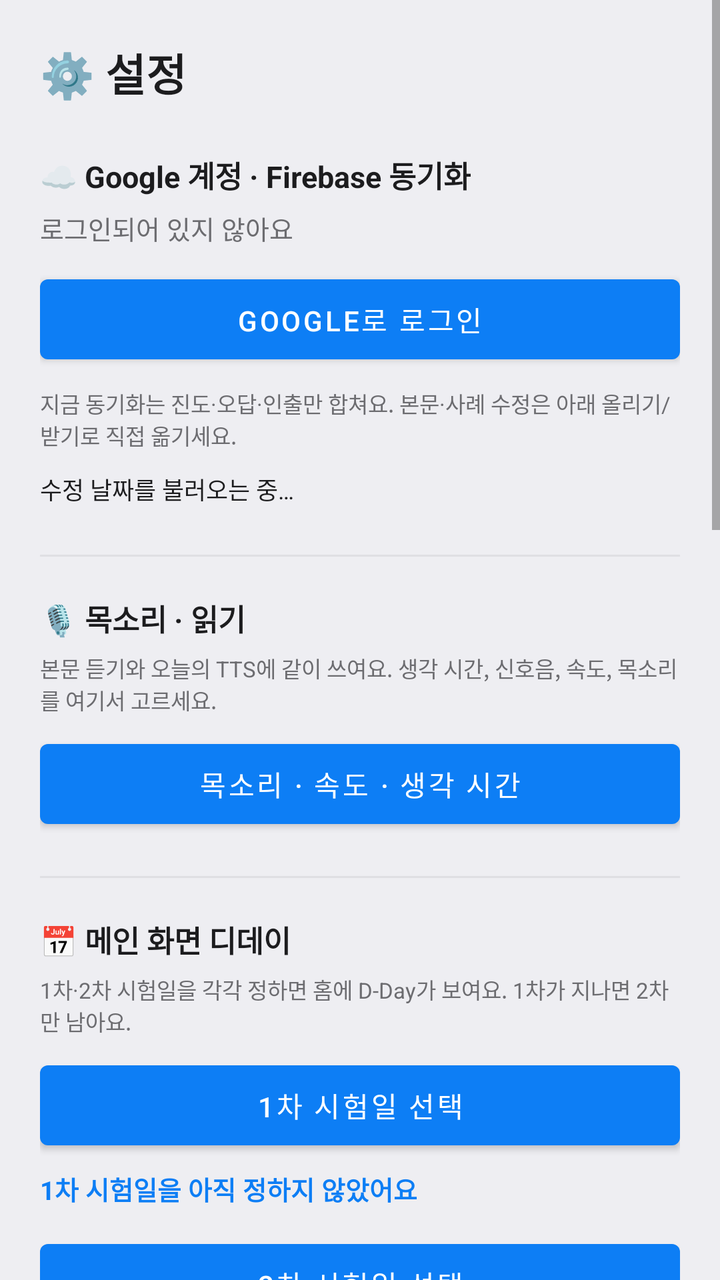
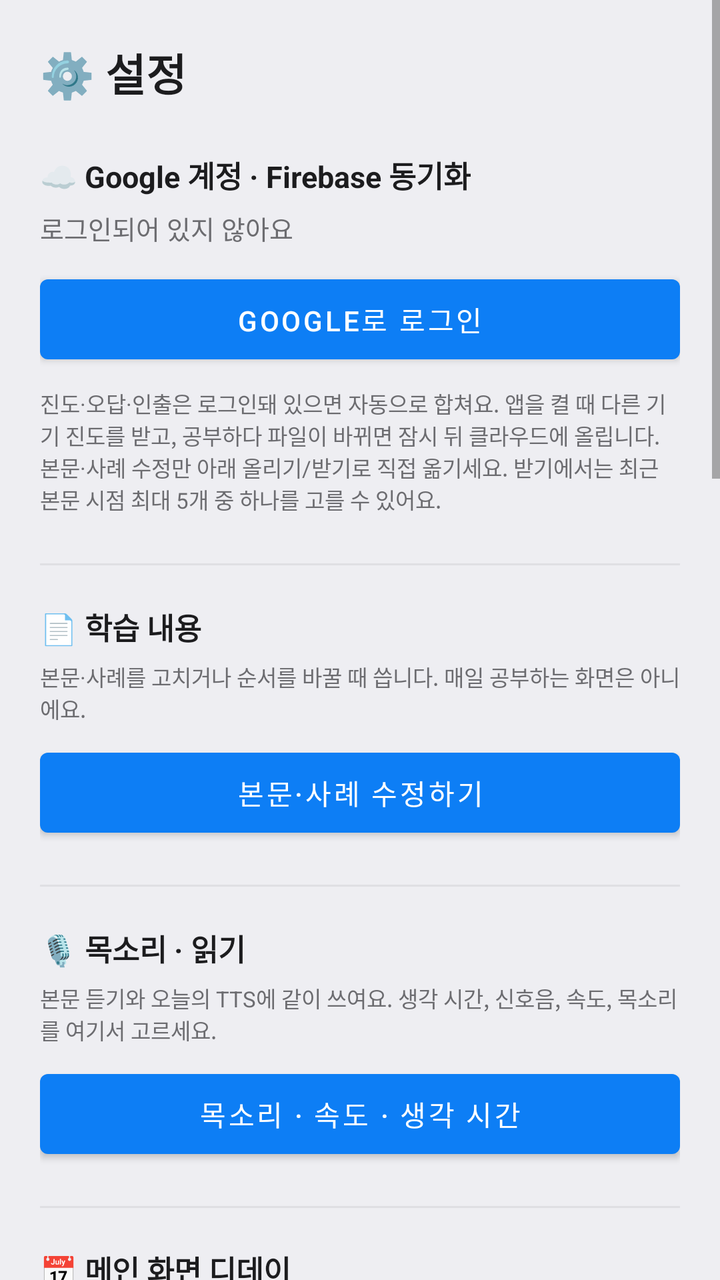

Screens rendered from an Android XML layout before and after an edit, with the pre-edit source and the edit as a unified diff.
<!-- AndroidManifest.xml: application theme Theme.AdminMemo -->
<!-- res/layout/activity_settings.xml -->
<?xml version="1.0" encoding="utf-8"?>
<ScrollView xmlns:android="http://schemas.android.com/apk/res/android"
    xmlns:app="http://schemas.android.com/apk/res-auto"
    android:layout_width="match_parent"
    android:layout_height="match_parent"
    android:background="@color/bg_screen">

<LinearLayout
    android:layout_width="match_parent"
    android:layout_height="wrap_content"
    android:orientation="vertical"
    android:padding="20dp">

    <TextView
        android:layout_width="wrap_content"
        android:layout_height="wrap_content"
        android:text="⚙️ 설정"
        android:textColor="@color/text_main"
        android:textSize="22sp"
        android:textStyle="bold"
        android:layout_marginBottom="24dp"/>

    <TextView
        android:layout_width="wrap_content"
        android:layout_height="wrap_content"
        android:text="☁️ Google 계정 · Firebase 동기화"
        android:textColor="@color/text_main"
        android:textStyle="bold"
        android:textSize="15sp"
        android:layout_marginBottom="6dp"/>

    <TextView
        android:id="@+id/tvAccountStatus"
        android:layout_width="match_parent"
        android:layout_height="wrap_content"
        android:text="로그인되어 있지 않아요"
        android:textColor="@color/text_sub"
        android:textSize="13sp"
        android:layout_marginBottom="10dp"/>

    <Button
        android:id="@+id/btnGoogleLogin"
        android:layout_width="match_parent"
        android:layout_height="wrap_content"
        android:minHeight="@dimen/btn_min_height"
        android:text="Google로 로그인"/>

    <Button
        android:id="@+id/btnGoogleLogout"
        android:layout_width="match_parent"
        android:layout_height="wrap_content"
        android:minHeight="@dimen/btn_min_height"
        android:layout_marginTop="6dp"
        android:visibility="gone"
        android:text="로그아웃"/>

    <Button
        android:id="@+id/btnCloudSync"
        android:layout_width="match_parent"
        android:layout_height="wrap_content"
        android:minHeight="@dimen/btn_min_height"
        android:layout_marginTop="6dp"
        android:visibility="gone"
        android:text="진도 동기화"/>

    <Button
        android:id="@+id/btnContentPush"
        android:layout_width="match_parent"
        android:layout_height="wrap_content"
        android:minHeight="@dimen/btn_min_height"
        android:layout_marginTop="6dp"
        android:visibility="gone"
        android:text="본문 클라우드에 올리기"/>

    <Button
        android:id="@+id/btnContentPull"
        android:layout_width="match_parent"
        android:layout_height="wrap_content"
        android:minHeight="@dimen/btn_min_height"
        android:layout_marginTop="6dp"
        android:visibility="gone"
        android:text="본문 클라우드에서 받기"/>

    <ProgressBar
        android:id="@+id/progressAccount"
        android:layout_width="wrap_content"
        android:layout_height="wrap_content"
        android:layout_gravity="center_horizontal"
        android:layout_marginTop="8dp"
        android:visibility="gone"/>

    <TextView
        android:id="@+id/tvSyncHint"
        android:layout_width="match_parent"
        android:layout_height="wrap_content"
        android:layout_marginTop="8dp"
        android:text="지금 동기화는 진도·오답·인출만 합쳐요. 본문·사례 수정은 아래 올리기/받기로 직접 옮기세요."
        android:textColor="@color/text_sub"
        android:textSize="11sp"/>

    <TextView
        android:id="@+id/tvSyncDates"
        android:layout_width="match_parent"
        android:layout_height="wrap_content"
        android:layout_marginTop="10dp"
        android:layout_marginBottom="20dp"
        android:lineSpacingExtra="3dp"
        android:text="수정 날짜를 불러오는 중…"
        android:textColor="@color/text_main"
        android:textSize="12sp"/>

    <View android:layout_width="match_parent" android:layout_height="1dp" android:background="#22808080" android:layout_marginTop="4dp" android:layout_marginBottom="20dp"/>

    <TextView
        android:layout_width="wrap_content"
        android:layout_height="wrap_content"
        android:text="🎙️ 목소리 · 읽기"
        android:textColor="@color/text_main"
        android:textStyle="bold"
        android:textSize="15sp"
        android:layout_marginBottom="6dp"/>

    <TextView
        android:layout_width="match_parent"
        android:layout_height="wrap_content"
        android:text="본문 듣기와 오늘의 TTS에 같이 쓰여요. 생각 시간, 신호음, 속도, 목소리를 여기서 고르세요."
        android:textColor="@color/text_sub"
        android:textSize="11sp"
        android:layout_marginBottom="8dp"/>

    <Button
        android:id="@+id/btnTtsSettings"
        android:layout_width="match_parent"
        android:layout_height="wrap_content"
        android:minHeight="@dimen/btn_min_height"
        android:layout_marginBottom="20dp"
        android:text="목소리 · 속도 · 생각 시간"/>

    <View android:layout_width="match_parent" android:layout_height="1dp" android:background="#22808080" android:layout_marginBottom="20dp"/>

    <TextView
        android:layout_width="wrap_content"
        android:layout_height="wrap_content"
        android:text="📅 메인 화면 디데이"
        android:textColor="@color/text_main"
        android:textStyle="bold"
        android:textSize="15sp"
        android:layout_marginBottom="6dp"/>

    <TextView
        android:layout_width="match_parent"
        android:layout_height="wrap_content"
        android:text="1차·2차 시험일을 각각 정하면 홈에 D-Day가 보여요. 1차가 지나면 2차만 남아요."
        android:textColor="@color/text_sub"
        android:textSize="11sp"
        android:layout_marginBottom="8dp"/>

    <Button
        android:id="@+id/btnPickExamDate1"
        android:layout_width="match_parent"
        android:layout_height="wrap_content"
        android:minHeight="@dimen/btn_min_height"
        android:text="1차 시험일 선택"/>

    <TextView
        android:id="@+id/tvExamDate1Picked"
        android:layout_width="match_parent"
        android:layout_height="wrap_content"
        android:layout_marginTop="6dp"
        android:layout_marginBottom="12dp"
        android:text="1차 시험일을 아직 정하지 않았어요"
        android:textColor="@color/primary"
        android:textSize="13sp"
        android:textStyle="bold"/>

    <Button
        android:id="@+id/btnPickExamDate2"
        android:layout_width="match_parent"
        android:layout_height="wrap_content"
        android:minHeight="@dimen/btn_min_height"
        android:text="2차 시험일 선택"/>

    <TextView
        android:id="@+id/tvExamDate2Picked"
        android:layout_width="match_parent"
        android:layout_height="wrap_content"
        android:layout_marginTop="6dp"
        android:layout_marginBottom="20dp"
        android:text="2차 시험일을 아직 정하지 않았어요"
        android:textColor="@color/primary"
        android:textSize="13sp"
        android:textStyle="bold"/>

    <View android:layout_width="match_parent" android:layout_height="1dp" android:background="#22808080" android:layout_marginBottom="20dp"/>

    <TextView
        android:layout_width="wrap_content"
        android:layout_height="wrap_content"
        android:text="화면 테마"
        android:textColor="@color/text_sub"
        android:textSize="13sp"
        android:layout_marginBottom="8dp"/>

    <RadioGroup
        android:id="@+id/rgTheme"
        android:layout_width="match_parent"
        android:layout_height="wrap_content"
        android:orientation="horizontal"
        android:layout_marginBottom="28dp">

        <RadioButton android:id="@+id/rbThemeSystem" android:layout_width="0dp" android:layout_height="wrap_content"
            android:layout_weight="1" android:text="🌓 시스템"/>
        <RadioButton android:id="@+id/rbThemeLight" android:layout_width="0dp" android:layout_height="wrap_content"
            android:layout_weight="1" android:text="☀️ 라이트"/>
        <RadioButton android:id="@+id/rbThemeDark" android:layout_width="0dp" android:layout_height="wrap_content"
            android:layout_weight="1" android:text="🌙 다크"/>
    </RadioGroup>

    <TextView
        android:layout_width="wrap_content"
        android:layout_height="wrap_content"
        android:text="앱 글자 크기"
        android:textColor="@color/text_sub"
        android:textSize="13sp"
        android:layout_marginBottom="8dp"/>

    <TextView
        android:id="@+id/tvFontPreview"
        android:layout_width="match_parent"
        android:layout_height="wrap_content"
        android:text="가나다 ABC 미리보기 문장입니다"
        android:textColor="@color/text_main"
        android:textSize="16sp"
        android:gravity="center"
        android:padding="16dp"
        android:layout_marginBottom="4dp"/>

    <TextView
        android:id="@+id/tvFontScaleLabel"
        android:layout_width="match_parent"
        android:layout_height="wrap_content"
        android:gravity="center"
        android:textColor="@color/primary"
        android:textSize="13sp"
        android:textStyle="bold"
        android:layout_marginBottom="8dp"
        android:text="보통"/>

    <SeekBar
        android:id="@+id/seekFontScale"
        android:layout_width="match_parent"
        android:layout_height="wrap_content"
        android:max="6"
        android:layout_marginBottom="4dp"/>

    <LinearLayout
        android:layout_width="match_parent"
        android:layout_height="wrap_content"
        android:orientation="horizontal"
        android:layout_marginBottom="28dp">

        <TextView android:layout_width="0dp" android:layout_height="wrap_content" android:layout_weight="1"
            android:text="작게" android:textColor="@color/text_sub" android:textSize="11sp" android:gravity="start"/>
        <TextView android:layout_width="0dp" android:layout_height="wrap_content" android:layout_weight="2"
            android:text="태블릿용 더 큰 단계 포함" android:textColor="@color/text_sub" android:textSize="11sp" android:gravity="center"/>
        <TextView android:layout_width="0dp" android:layout_height="wrap_content" android:layout_weight="1"
            android:text="최대" android:textColor="@color/text_sub" android:textSize="11sp" android:gravity="end"/>
    </LinearLayout>

    <View android:layout_width="match_parent" android:layout_height="1dp" android:background="#22808080" android:layout_marginBottom="20dp"/>

    <TextView
        android:layout_width="wrap_content"
        android:layout_height="wrap_content"
        android:text="🧩 홈 화면 위젯 꾸미기"
        android:textColor="@color/text_main"
        android:textStyle="bold"
        android:textSize="15sp"
        android:layout_marginBottom="12dp"/>

    <TextView
        android:layout_width="wrap_content"
        android:layout_height="wrap_content"
        android:text="배경 색상"
        android:textColor="@color/text_sub"
        android:textSize="12sp"
        android:layout_marginBottom="6dp"/>

    <LinearLayout
        android:id="@+id/rowWidgetColors"
        android:layout_width="match_parent"
        android:layout_height="wrap_content"
        android:orientation="horizontal"
        android:layout_marginBottom="16dp"/>

    <TextView
        android:layout_width="wrap_content"
        android:layout_height="wrap_content"
        android:text="투명도"
        android:textColor="@color/text_sub"
        android:textSize="12sp"
        android:layout_marginBottom="4dp"/>

    <SeekBar
        android:id="@+id/seekWidgetOpacity"
        android:layout_width="match_parent"
        android:layout_height="wrap_content"
        android:max="90"
        android:layout_marginBottom="16dp"/>

    <TextView
        android:layout_width="wrap_content"
        android:layout_height="wrap_content"
        android:text="글자 크기"
        android:textColor="@color/text_sub"
        android:textSize="12sp"
        android:layout_marginBottom="4dp"/>

    <SeekBar
        android:id="@+id/seekWidgetFont"
        android:layout_width="match_parent"
        android:layout_height="wrap_content"
        android:max="3"
        android:layout_marginBottom="16dp"/>

    <androidx.cardview.widget.CardView
        android:layout_width="120dp"
        android:layout_height="90dp"
        android:layout_marginBottom="24dp"
        app:cardCornerRadius="20dp"
        app:cardElevation="1dp">

        <FrameLayout
            android:layout_width="match_parent"
            android:layout_height="match_parent">

            <View
                android:id="@+id/widgetPreviewBg"
                android:layout_width="match_parent"
                android:layout_height="match_parent"/>

            <TextView
                android:id="@+id/widgetPreviewText"
                android:layout_width="wrap_content"
                android:layout_height="wrap_content"
                android:layout_gravity="center"
                android:text="미리보기"
                android:textColor="#1A1C1E"
                android:textSize="13sp"/>
        </FrameLayout>
    </androidx.cardview.widget.CardView>

    <View android:layout_width="match_parent" android:layout_height="1dp" android:background="#22808080" android:layout_marginBottom="20dp"/>

    <TextView
        android:layout_width="wrap_content"
        android:layout_height="wrap_content"
        android:text="✨ Gemini에게 질문하기"
        android:textColor="@color/text_main"
        android:textStyle="bold"
        android:textSize="15sp"
        android:layout_marginBottom="6dp"/>

    <TextView
        android:layout_width="wrap_content"
        android:layout_height="wrap_content"
        android:text="본문학습에서 텍스트를 드래그해 질문하려면 API 키가 필요해요"
        android:textColor="@color/text_sub"
        android:textSize="11sp"
        android:layout_marginBottom="8dp"/>

    <EditText
        android:id="@+id/etGeminiKey"
        android:layout_width="match_parent"
        android:layout_height="wrap_content"
        android:hint="Gemini API 키 붙여넣기"
        android:inputType="textPassword"
        android:layout_marginBottom="24dp"/>

    <Button
        android:id="@+id/btnApplySettings"
        android:layout_width="match_parent"
        android:layout_height="wrap_content"
        android:text="✅ 적용하기 (화면 새로고침)"/>

</LinearLayout>
</ScrollView>
<!-- resources referenced by this layout -->
<resources>
  <color name="bg_screen">#EEEEF2</color>
  <color name="primary">#0D7EF5</color>
  <color name="text_main">#1C1C1E</color>
  <color name="text_sub">#6C6C70</color>
  <dimen name="btn_min_height">52sp</dimen>
  <style name="Theme.AdminMemo" parent="Theme.MaterialComponents.DayNight.NoActionBar">
          <item name="colorPrimary">@color/primary</item>
          <item name="colorPrimaryDark">@color/primary_dark</item>
          <item name="colorAccent">@color/accent</item>
          <item name="android:windowBackground">@color/bg_screen</item>
      </style>
  <color name="primary_dark">#0A64D6</color>
  <color name="accent">#FF9F0A</color>
</resources>

<!-- the commit's change to res/layout/activity_settings.xml (unified diff, before → after) -->
@@ -55,15 +55,6 @@
         android:text="로그아웃"/>
 
     <Button
-        android:id="@+id/btnCloudSync"
-        android:layout_width="match_parent"
-        android:layout_height="wrap_content"
-        android:minHeight="@dimen/btn_min_height"
-        android:layout_marginTop="6dp"
-        android:visibility="gone"
-        android:text="진도 동기화"/>
-
-    <Button
         android:id="@+id/btnContentPush"
         android:layout_width="match_parent"
         android:layout_height="wrap_content"
@@ -94,22 +85,39 @@
         android:layout_width="match_parent"
         android:layout_height="wrap_content"
         android:layout_marginTop="8dp"
-        android:text="지금 동기화는 진도·오답·인출만 합쳐요. 본문·사례 수정은 아래 올리기/받기로 직접 옮기세요."
-        android:textColor="@color/text_sub"
-        android:textSize="11sp"/>
-
-    <TextView
-        android:id="@+id/tvSyncDates"
-        android:layout_width="match_parent"
-        android:layout_height="wrap_content"
-        android:layout_marginTop="10dp"
+        android:text="진도·오답·인출은 로그인돼 있으면 자동으로 합쳐요. 앱을 켤 때 다른 기기 진도를 받고, 공부하다 파일이 바뀌면 잠시 뒤 클라우드에 올립니다. 본문·사례 수정만 아래 올리기/받기로 직접 옮기세요. 받기에서는 최근 본문 시점 최대 5개 중 하나를 고를 수 있어요."
+        android:textColor="@color/text_sub"
+        android:textSize="11sp"
+        android:layout_marginBottom="20dp"/>
+
+    <View android:layout_width="match_parent" android:layout_height="1dp" android:background="#22808080" android:layout_marginTop="4dp" android:layout_marginBottom="20dp"/>
+
+    <TextView
+        android:layout_width="wrap_content"
+        android:layout_height="wrap_content"
+        android:text="📄 학습 내용"
+        android:textColor="@color/text_main"
+        android:textStyle="bold"
+        android:textSize="15sp"
+        android:layout_marginBottom="6dp"/>
+
+    <TextView
+        android:layout_width="match_parent"
+        android:layout_height="wrap_content"
+        android:text="본문·사례를 고치거나 순서를 바꿀 때 씁니다. 매일 공부하는 화면은 아니에요."
+        android:textColor="@color/text_sub"
+        android:textSize="11sp"
+        android:layout_marginBottom="8dp"/>
+
+    <Button
+        android:id="@+id/btnContentManage"
+        android:layout_width="match_parent"
+        android:layout_height="wrap_content"
+        android:minHeight="@dimen/btn_min_height"
         android:layout_marginBottom="20dp"
-        android:lineSpacingExtra="3dp"
-        android:text="수정 날짜를 불러오는 중…"
-        android:textColor="@color/text_main"
-        android:textSize="12sp"/>
-
-    <View android:layout_width="match_parent" android:layout_height="1dp" android:background="#22808080" android:layout_marginTop="4dp" android:layout_marginBottom="20dp"/>
+        android:text="본문·사례 수정하기"/>
+
+    <View android:layout_width="match_parent" android:layout_height="1dp" android:background="#22808080" android:layout_marginBottom="20dp"/>
 
     <TextView
         android:layout_width="wrap_content"
